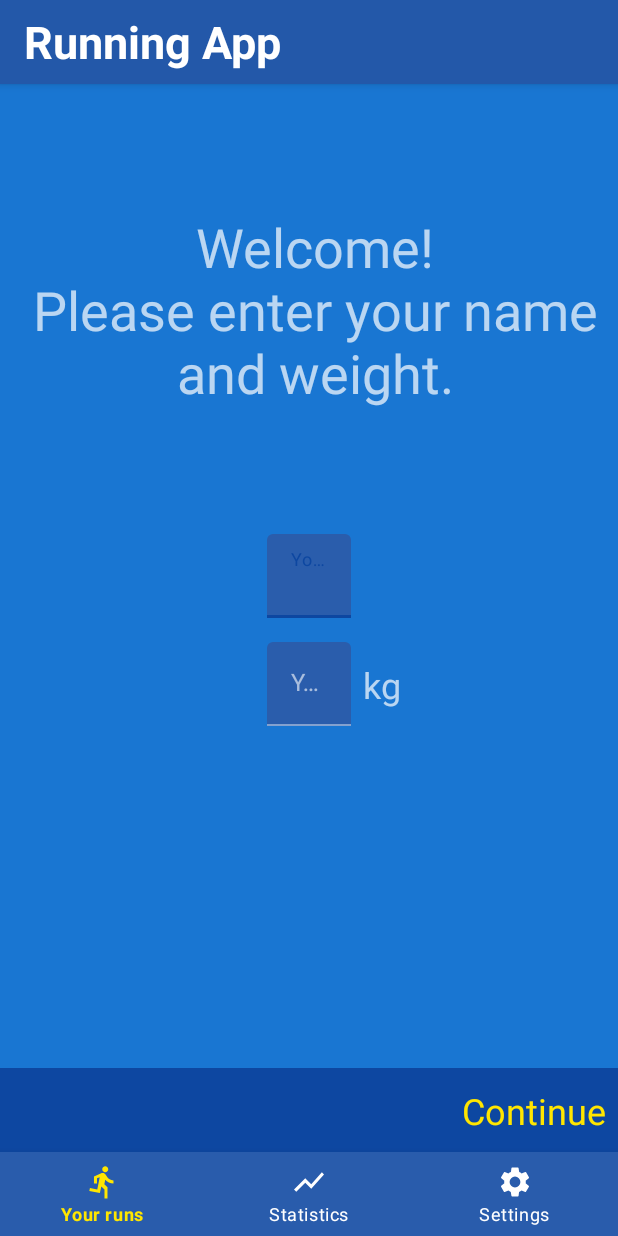
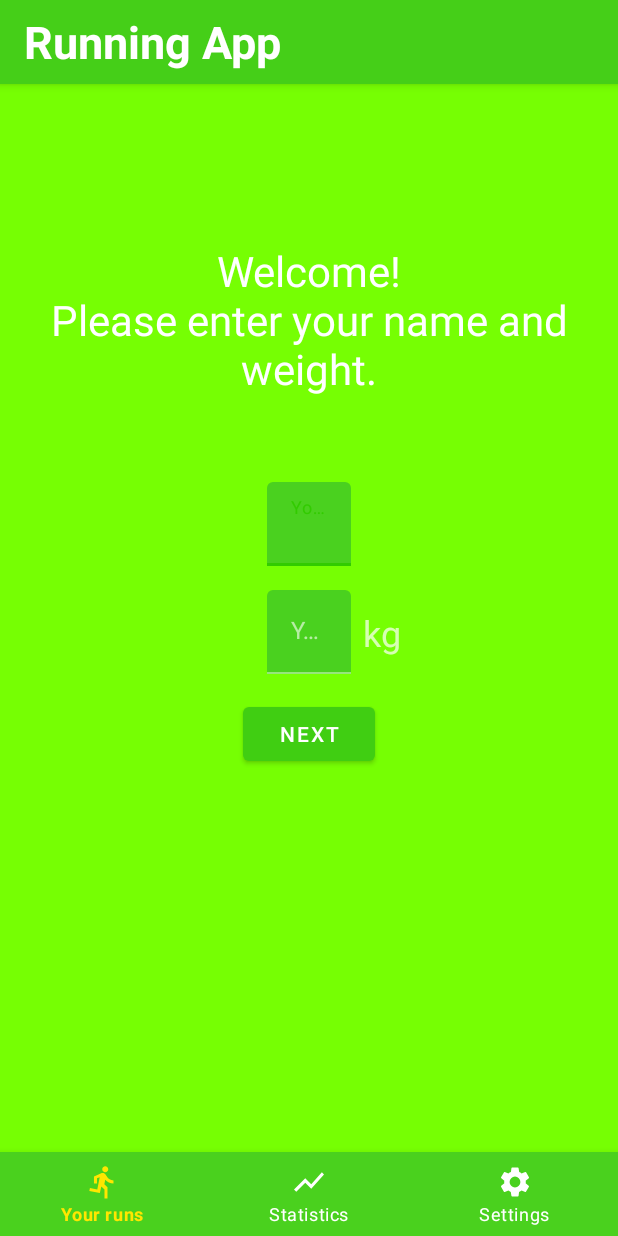
Before and after one commit to Laink67/runningApp, an Android app: the screen it shows after launch (MainActivity), on a phone screen of 412 x 824 dp. Run offline under Robolectric (Android 15) with nearby library versions, the phone set to English and light mode, and no system bars; our stand-ins replace Dagger/Hilt's generated code, Room's generated code, Timber, navigation-ui; 2 statements that could not run were skipped.

Commit message:
Fixed some bags

```diff
--- a/app/src/main/java/com/laink/runningapp/ui/CancelTrackingDialog.kt
+++ b/app/src/main/java/com/laink/runningapp/ui/CancelTrackingDialog.kt
@@ -10,7 +10,7 @@ class CancelTrackingDialog : DialogFragment() {
 
     private var positiveListener: (() -> Unit)? = null
 
-    fun setPositiveAnswer(listener: () -> Unit) {
+    fun setPositiveListener(listener: () -> Unit) {
         positiveListener = listener
     }
 
--- a/app/src/main/java/com/laink/runningapp/ui/fragments/SetupFragment.kt
+++ b/app/src/main/java/com/laink/runningapp/ui/fragments/SetupFragment.kt
@@ -39,7 +39,7 @@ class SetupFragment : Fragment(R.layout.fragment_setup) {
             )
         }
 
-        tvContinue.setOnClickListener {
+        btNext.setOnClickListener {
             val success = writePersonalDateToSharedPreferences()
 
             if (success) {
--- a/app/src/main/java/com/laink/runningapp/ui/fragments/TrackingFragment.kt
+++ b/app/src/main/java/com/laink/runningapp/ui/fragments/TrackingFragment.kt
@@ -78,7 +78,7 @@ class TrackingFragment : Fragment(R.layout.fragment_tracking) {
 
     private fun showCancelRunDialog() {
         CancelTrackingDialog().apply {
-            setPositiveAnswer {
+            setPositiveListener {
                 stopRun()
             }
         }.show(parentFragmentManager, CANCEL_TRACKING_DIALOG_TAG)
@@ -109,7 +109,7 @@ class TrackingFragment : Fragment(R.layout.fragment_tracking) {
                 CANCEL_TRACKING_DIALOG_TAG
             ) as CancelTrackingDialog?
 
-            cancelTrackingDialog?.setPositiveAnswer {
+            cancelTrackingDialog?.setPositiveListener {
                 stopRun()
             }
         }
--- a/app/src/main/res/layout/activity_main.xml
+++ b/app/src/main/res/layout/activity_main.xml
@@ -1,7 +1,6 @@
 <?xml version="1.0" encoding="utf-8"?>
 <androidx.constraintlayout.widget.ConstraintLayout xmlns:android="http://schemas.android.com/apk/res/android"
     xmlns:app="http://schemas.android.com/apk/res-auto"
-    xmlns:tools="http://schemas.android.com/tools"
     android:id="@+id/rootView"
     android:layout_width="match_parent"
     android:layout_height="match_parent">
--- a/app/src/main/res/layout/fragment_run.xml
+++ b/app/src/main/res/layout/fragment_run.xml
@@ -1,7 +1,6 @@
 <?xml version="1.0" encoding="utf-8"?>
 <androidx.constraintlayout.widget.ConstraintLayout xmlns:android="http://schemas.android.com/apk/res/android"
     xmlns:app="http://schemas.android.com/apk/res-auto"
-    xmlns:tools="http://schemas.android.com/tools"
     android:layout_width="match_parent"
     android:layout_height="match_parent">
 
--- a/app/src/main/res/layout/fragment_setup.xml
+++ b/app/src/main/res/layout/fragment_setup.xml
@@ -1,17 +1,19 @@
 <?xml version="1.0" encoding="utf-8"?>
 <androidx.constraintlayout.widget.ConstraintLayout xmlns:android="http://schemas.android.com/apk/res/android"
     xmlns:app="http://schemas.android.com/apk/res-auto"
+    xmlns:tools="http://schemas.android.com/tools"
     android:layout_width="match_parent"
     android:layout_height="match_parent">
 
     <TextView
         android:id="@+id/tvWelcome"
+        style="@style/TextViewStyle"
         android:layout_width="wrap_content"
         android:layout_height="wrap_content"
-        android:layout_marginStart="8dp"
+        android:layout_marginTop="48dp"
         android:text="Welcome!\nPlease enter your name and weight."
         android:textAlignment="center"
-        android:textSize="36sp"
+        android:textSize="28sp"
         app:layout_constraintBottom_toTopOf="@+id/tilName"
         app:layout_constraintLeft_toLeftOf="parent"
         app:layout_constraintRight_toRightOf="parent"
@@ -21,11 +23,11 @@
         android:id="@+id/tilName"
         android:layout_width="wrap_content"
         android:layout_height="wrap_content"
-        app:layout_constraintBottom_toTopOf="@+id/constraintLayout"
+        android:layout_marginTop="16dp"
         app:layout_constraintEnd_toEndOf="parent"
         app:layout_constraintHorizontal_bias="0.5"
         app:layout_constraintStart_toStartOf="parent"
-        app:layout_constraintTop_toTopOf="parent">
+        app:layout_constraintTop_toTopOf="@+id/guideline4">
 
         <com.google.android.material.textfield.TextInputEditText
             android:id="@+id/etName"
@@ -49,8 +51,8 @@
             android:id="@+id/etWeight"
             android:layout_width="wrap_content"
             android:layout_height="wrap_content"
+            android:ems="10"
             android:hint="Your Weight"
-            android:ems="10"
             android:inputType="numberDecimal" />
 
     </com.google.android.material.textfield.TextInputLayout>
@@ -66,29 +68,24 @@
         app:layout_constraintLeft_toRightOf="@id/tilWeight"
         app:layout_constraintTop_toTopOf="@+id/tilWeight" />
 
-    <androidx.constraintlayout.widget.ConstraintLayout
-        android:id="@+id/constraintLayout"
-        android:layout_width="match_parent"
-        android:layout_height="56dp"
-        android:background="@color/md_blue_900"
-        android:padding="8dp"
+    <Button
+        android:id="@+id/btNext"
+        android:layout_width="wrap_content"
+        android:layout_height="wrap_content"
+        android:layout_marginTop="16dp"
+        android:text="Next"
+        app:layout_constraintEnd_toEndOf="@+id/tilWeight"
+        app:layout_constraintStart_toStartOf="@+id/tilWeight"
+        app:layout_constraintTop_toBottomOf="@+id/tilWeight" />
+
+    <androidx.constraintlayout.widget.Guideline
+        android:id="@+id/guideline4"
+        android:layout_width="wrap_content"
+        android:layout_height="wrap_content"
+        android:orientation="horizontal"
         app:layout_constraintBottom_toBottomOf="parent"
-        app:layout_constraintEnd_toEndOf="parent"
-        app:layout_constraintHorizontal_bias="0.5"
-        app:layout_constraintStart_toStartOf="parent">
-
-        <TextView
-            android:id="@+id/tvContinue"
-            android:layout_width="wrap_content"
-            android:layout_height="wrap_content"
-            android:text="Continue"
-            android:textColor="@color/colorAccent"
-            android:textSize="24sp"
-            app:layout_constraintBottom_toBottomOf="parent"
-            app:layout_constraintEnd_toEndOf="parent"
-            app:layout_constraintTop_toTopOf="parent" />
-
-    </androidx.constraintlayout.widget.ConstraintLayout>
+        app:layout_constraintGuide_percent="0.35"
+        app:layout_constraintTop_toTopOf="parent" />
 
 
 </androidx.constraintlayout.widget.ConstraintLayout>
--- a/app/src/main/res/layout/fragment_statistics.xml
+++ b/app/src/main/res/layout/fragment_statistics.xml
@@ -1,16 +1,17 @@
 <?xml version="1.0" encoding="utf-8"?>
 <androidx.constraintlayout.widget.ConstraintLayout xmlns:android="http://schemas.android.com/apk/res/android"
     xmlns:app="http://schemas.android.com/apk/res-auto"
-    xmlns:tools="http://schemas.android.com/tools"
     android:layout_width="match_parent"
     android:layout_height="match_parent"
-    android:padding="16dp">
+    android:padding="16dp"
+    style="@style/TextViewStyle">
 
     <com.google.android.material.textview.MaterialTextView
         android:id="@+id/tvTotalDistanceInfo"
         android:layout_width="wrap_content"
         android:layout_height="wrap_content"
         android:text="Total Distance"
+        style="@style/TextViewStyle"
         app:layout_constraintBottom_toTopOf="@+id/tvAverageSpeedInfo"
         app:layout_constraintEnd_toEndOf="@+id/tvTotalDistance"
         app:layout_constraintHorizontal_bias="0.5"
@@ -22,6 +23,7 @@
         android:layout_width="wrap_content"
         android:layout_height="wrap_content"
         android:text="0km"
+        style="@style/TextViewStyle"
         android:textSize="40sp"
         app:layout_constraintBottom_toTopOf="@+id/tvTotalDistanceInfo"
         app:layout_constraintEnd_toEndOf="parent"
@@ -32,6 +34,7 @@
         android:layout_width="wrap_content"
         android:layout_height="wrap_content"
         android:text="Total Time"
+        style="@style/TextViewStyle"
         app:layout_constraintBottom_toTopOf="@+id/tvTotalCaloriesInfo"
         app:layout_constraintEnd_toEndOf="@+id/tvTotalTime"
         app:layout_constraintHorizontal_bias="0.5"
@@ -44,6 +47,7 @@
         android:layout_height="wrap_content"
         android:text="00:00:00"
         android:textSize="40sp"
+        style="@style/TextViewStyle"
         app:layout_constraintBottom_toTopOf="@+id/tvTotalTimeInfo"
         app:layout_constraintEnd_toStartOf="@+id/guideline2"
         app:layout_constraintStart_toStartOf="parent" />
@@ -53,6 +57,7 @@
         android:layout_width="wrap_content"
         android:layout_height="wrap_content"
         android:text="Total Calories Burned"
+        style="@style/TextViewStyle"
         app:layout_constraintBottom_toTopOf="@+id/guideline"
         app:layout_constraintEnd_toEndOf="@+id/tvTotalCalories"
         app:layout_constraintHorizontal_bias="0.5"
@@ -64,6 +69,7 @@
         android:layout_width="wrap_content"
         android:layout_height="wrap_content"
         android:text="0kcal"
+        style="@style/TextViewStyle"
         android:textSize="40sp"
         app:layout_constraintBottom_toTopOf="@+id/tvTotalCaloriesInfo"
         app:layout_constraintEnd_toStartOf="@+id/guideline2"
@@ -74,6 +80,7 @@
         android:layout_width="wrap_content"
         android:layout_height="wrap_content"
         android:text="Average Speed"
+        style="@style/TextViewStyle"
         app:layout_constraintBottom_toTopOf="@+id/guideline"
         app:layout_constraintEnd_toEndOf="@+id/tvAverageSpeed"
         app:layout_constraintHorizontal_bias="0.5"
@@ -85,6 +92,7 @@
         android:layout_width="wrap_content"
         android:layout_height="wrap_content"
         android:text="0km/h"
+        style="@style/TextViewStyle"
         android:textSize="40sp"
         app:layout_constraintBottom_toTopOf="@+id/tvAverageSpeedInfo"
         app:layout_constraintEnd_toEndOf="parent"
--- a/app/src/main/res/layout/fragment_tracking.xml
+++ b/app/src/main/res/layout/fragment_tracking.xml
@@ -1,7 +1,6 @@
 <?xml version="1.0" encoding="utf-8"?>
 <androidx.constraintlayout.widget.ConstraintLayout xmlns:android="http://schemas.android.com/apk/res/android"
     xmlns:app="http://schemas.android.com/apk/res-auto"
-    xmlns:tools="http://schemas.android.com/tools"
     android:layout_width="match_parent"
     android:layout_height="match_parent">
 
--- a/app/src/main/res/navigation/nav_graph.xml
+++ b/app/src/main/res/navigation/nav_graph.xml
@@ -15,7 +15,8 @@
         android:label="RunFragment">
         <action
             android:id="@+id/action_runFragment_to_trackingFragment"
-            app:destination="@id/trackingFragment" />
+            app:destination="@id/trackingFragment"
+            app:enterAnim="@anim/slide_in_right" />
     </fragment>
     <fragment
         android:id="@+id/setupFragment"
@@ -23,7 +24,8 @@
         android:label="SetupFragment">
         <action
             android:id="@+id/action_setupFragment_to_runFragment"
-            app:destination="@id/runFragment" />
+            app:destination="@id/runFragment"
+            app:enterAnim="@anim/fade_in" />
     </fragment>
     <fragment
         android:id="@+id/statisticsFragment"
@@ -35,7 +37,8 @@
         android:label="TrackingFragment">
         <action
             android:id="@+id/action_trackingFragment_to_runFragment"
-            app:destination="@id/runFragment" />
+            app:destination="@id/runFragment"
+            app:popExitAnim="@anim/slide_out_left" />
     </fragment>
     <fragment
         android:id="@+id/settingsFragment"
--- a/app/src/main/res/values/colors.xml
+++ b/app/src/main/res/values/colors.xml
@@ -1,18 +1,18 @@
 <?xml version="1.0" encoding="utf-8"?>
 <resources>
-    <color name="md_blue_50">#E3F2FD</color>
+    <!--<color name="md_blue_50">#E3F2FD</color>
     <color name="md_blue_100">#BBDEFB</color>
     <color name="md_blue_200">#90CAF9</color>
-    <color name="md_blue_300">#64B5F6</color>
-    <color name="md_blue_400">#42A5F5</color>
-    <color name="md_blue_500">#2196F3</color>
-    <color name="md_blue_700">#1976D2</color>
-    <color name="md_blue_800">#1565C0</color>
-    <color name="md_blue_900">#0D47A1</color>
-    <color name="md_blue_A100">#82B1FF</color>
+    <color name="md_blue_300">#64B5F6</color>-->
+    <color name="secondaryVariant">#00b248</color>
+    <color name="secondary">#32cb00</color>
+    <color name="background">#76ff03</color>
+    <color name="md_blue_800">#76ff03</color>
+    <color name="primary">#32cb00</color>
+    <!--<color name="md_blue_A100">#82B1FF</color>
     <color name="md_blue_A200">#448AFF</color>
     <color name="md_blue_A400">#2979FF</color>
-    <color name="md_blue_A700">#2962FF</color>
+    <color name="md_blue_A700">#2962FF</color>-->
     <color name="colorAccent">#FFE600</color>
     <color name="errorColor">#D50000</color>
 </resources>
--- a/app/src/main/res/values/styles.xml
+++ b/app/src/main/res/values/styles.xml
@@ -1,31 +1,41 @@
 <resources>
 
     <style name="AppTheme" parent="Theme.MaterialComponents.NoActionBar">
+
+
         <!-- Original AppCompat attributes. -->
-        <item name="colorPrimary">@color/md_blue_900</item>
-        <item name="colorSecondary">@color/md_blue_500</item>
-        <item name="android:colorBackground">@color/md_blue_700</item>
+        <item name="colorPrimary">@color/primary</item>
+        <item name="colorSecondary">@color/secondary</item>
+        <item name="android:colorBackground">@color/background</item>
         <item name="colorError">@color/errorColor</item>
 
         <!-- New MaterialComponents attributes. -->
         <item name="colorPrimaryVariant">@android:color/white</item>
-        <item name="colorSecondaryVariant">@color/md_blue_400</item>
+        <item name="colorSecondaryVariant">@color/secondaryVariant</item>
         <!--> toolbar color -->
-        <item name="colorSurface">@color/md_blue_900</item>
-        <item name="colorOnPrimary">@color/md_blue_50</item>
-        <item name="colorOnSecondary">@color/md_blue_50</item>
-        <item name="colorOnBackground">@color/md_blue_50</item>
-        <item name="colorOnError">@android:color/black</item>
+        <item name="colorSurface">@color/primary</item>
+        <item name="colorOnPrimary">@android:color/white</item>
+        <item name="colorOnSecondary">@android:color/white</item>
+        <item name="colorOnBackground">@android:color/black</item>
+        <item name="colorOnError">@android:color/white</item>
         <item name="colorOnSurface">@android:color/white</item>
         <item name="scrimBackground">@color/mtrl_scrim_color</item>
-        <item name="textAppearanceHeadline1">@style/TextAppearance.MaterialComponents.Headline1</item>
-        <item name="textAppearanceHeadline2">@style/TextAppearance.MaterialComponents.Headline2</item>
-        <item name="textAppearanceHeadline3">@style/TextAppearance.MaterialComponents.Headline3</item>
-        <item name="textAppearanceHeadline4">@style/TextAppearance.MaterialComponents.Headline4</item>
-        <item name="textAppearanceHeadline5">@style/TextAppearance.MaterialComponents.Headline5</item>
-        <item name="textAppearanceHeadline6">@style/TextAppearance.MaterialComponents.Headline6</item>
-        <item name="textAppearanceSubtitle1">@style/TextAppearance.MaterialComponents.Subtitle1</item>
-        <item name="textAppearanceSubtitle2">@style/TextAppearance.MaterialComponents.Subtitle2</item>
+        <item name="textAppearanceHeadline1">@style/TextAppearance.MaterialComponents.Headline1
+        </item>
+        <item name="textAppearanceHeadline2">@style/TextAppearance.MaterialComponents.Headline2
+        </item>
+        <item name="textAppearanceHeadline3">@style/TextAppearance.MaterialComponents.Headline3
+        </item>
+        <item name="textAppearanceHeadline4">@style/TextAppearance.MaterialComponents.Headline4
+        </item>
+        <item name="textAppearanceHeadline5">@style/TextAppearance.MaterialComponents.Headline5
+        </item>
+        <item name="textAppearanceHeadline6">@style/TextAppearance.MaterialComponents.Headline6
+        </item>
+        <item name="textAppearanceSubtitle1">@style/TextAppearance.MaterialComponents.Subtitle1
+        </item>
+        <item name="textAppearanceSubtitle2">@style/TextAppearance.MaterialComponents.Subtitle2
+        </item>
         <item name="textAppearanceBody1">@style/TextAppearance.MaterialComponents.Body1</item>
         <item name="textAppearanceBody2">@style/TextAppearance.MaterialComponents.Body2</item>
         <item name="textAppearanceCaption">@style/TextAppearance.MaterialComponents.Caption</item>
@@ -37,7 +47,6 @@
 
     <style name="TextViewStyle" parent="Widget.MaterialComponents.TextView">
         <item name="android:textColor">@android:color/white</item>
-
     </style>
 
     <style name="AlertDialogTheme" parent="ThemeOverlay.MaterialComponents.Dialog.Alert">
```
Also changed, not shown: app/src/main/res/anim/fade_in.xml (added, +23 -0 lines), app/src/main/res/anim/slide_in_right.xml (added, +7 -0 lines), app/src/main/res/anim/slide_out_left.xml (added, +7 -0 lines).
